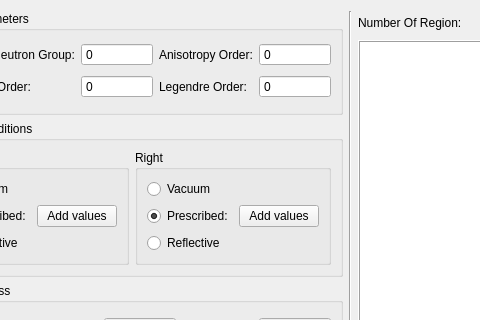
Above: Interface/CalFluxNeutron/RegionInputData.ui from simasvidalino/NeutronFluxCalculation before the change; both pictures show x 90 to 570 and y 0 to 320 of the 858 by 558 pixel window. Below: the same form after it.
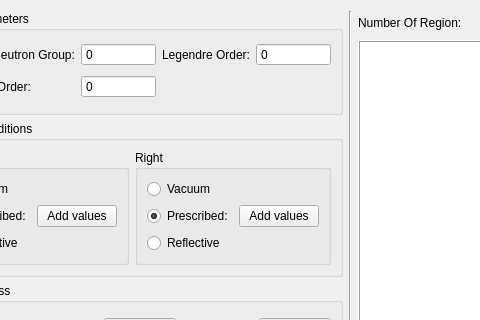
That is the form after the change.

Commit message: feat: MapRegion: Add a row with region size

Diff of the .ui file:
```diff
--- a/Interface/CalFluxNeutron/RegionInputData.ui
+++ b/Interface/CalFluxNeutron/RegionInputData.ui
@@ -34,20 +34,6 @@
         </property>
        </widget>
       </item>
-      <item row="0" column="2">
-       <widget class="QLabel" name="labelAnisotropy">
-        <property name="text">
-         <string>Anisotropy Order:</string>
-        </property>
-       </widget>
-      </item>
-      <item row="0" column="3">
-       <widget class="QSpinBox" name="spinBoxAnisotropyOrder">
-        <property name="buttonSymbols">
-         <enum>QAbstractSpinBox::NoButtons</enum>
-        </property>
-       </widget>
-      </item>
       <item row="1" column="0">
        <widget class="QLabel" name="labelQuadrature">
         <property name="text">
@@ -62,14 +48,14 @@
         </property>
        </widget>
       </item>
-      <item row="1" column="2">
+      <item row="0" column="2">
        <widget class="QLabel" name="labelLegendre">
         <property name="text">
          <string>Legendre Order:</string>
         </property>
        </widget>
       </item>
-      <item row="1" column="3">
+      <item row="0" column="3">
        <widget class="QSpinBox" name="spinBoxLegendreOrder">
         <property name="buttonSymbols">
          <enum>QAbstractSpinBox::NoButtons</enum>
```
Left out of the diff: 5 changed lines with no effect on the pictures. The commit also changes 6 other files.
